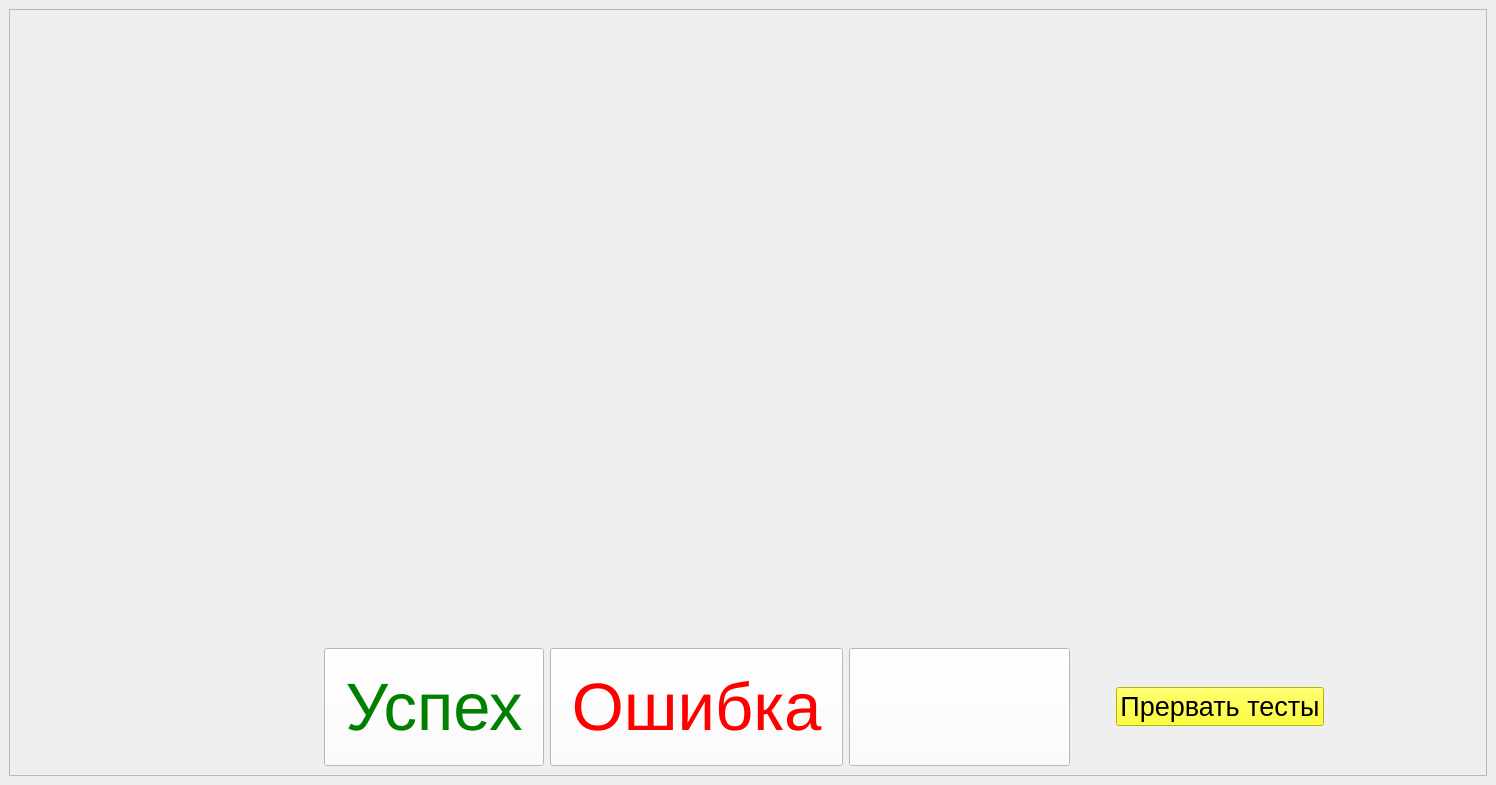
Before: the Qt Designer form ui/test_patterns.ui in Mex93/MonoblockTests, drawn with Qt 5.
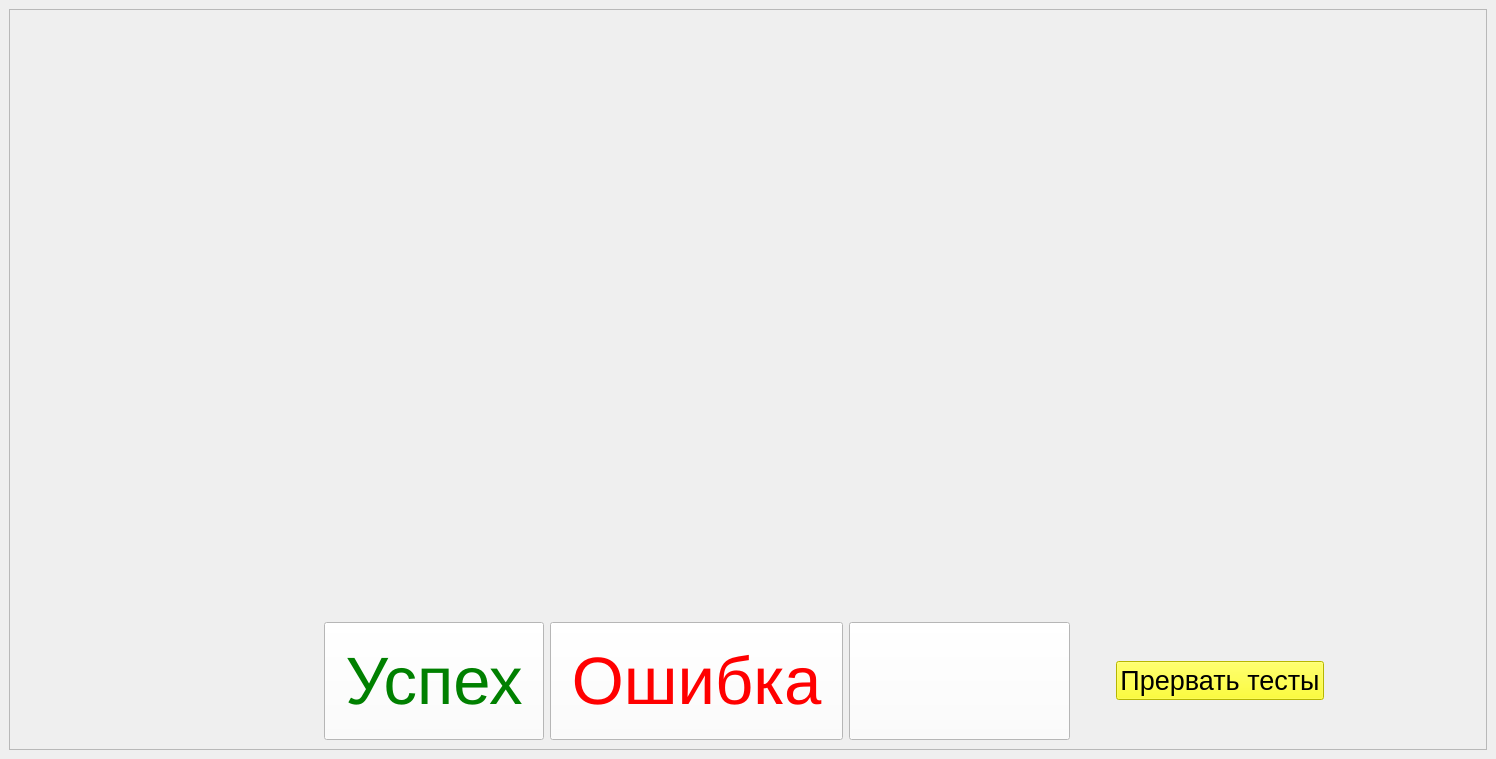
After: the same form once the commit is applied. Icons and pictures are not drawn.

The edit to the form file:
```diff
--- a/ui/test_patterns.ui
+++ b/ui/test_patterns.ui
@@ -7,7 +7,7 @@
     <x>0</x>
     <y>0</y>
     <width>1496</width>
-    <height>785</height>
+    <height>759</height>
    </rect>
   </property>
   <property name="windowTitle">
```
